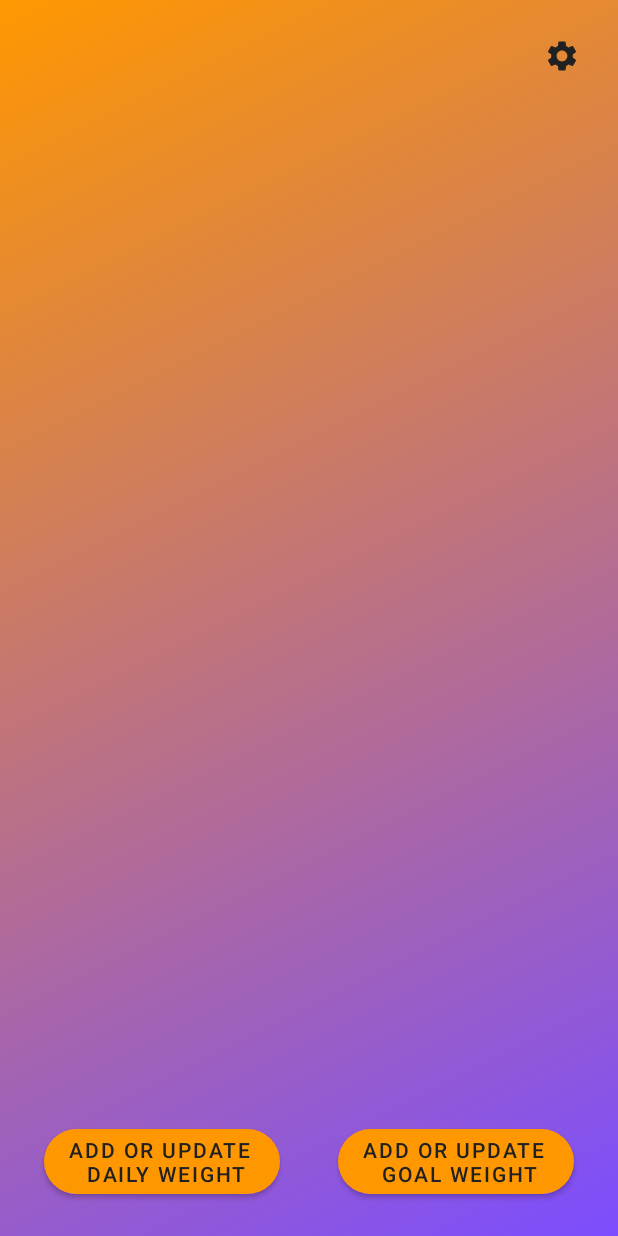
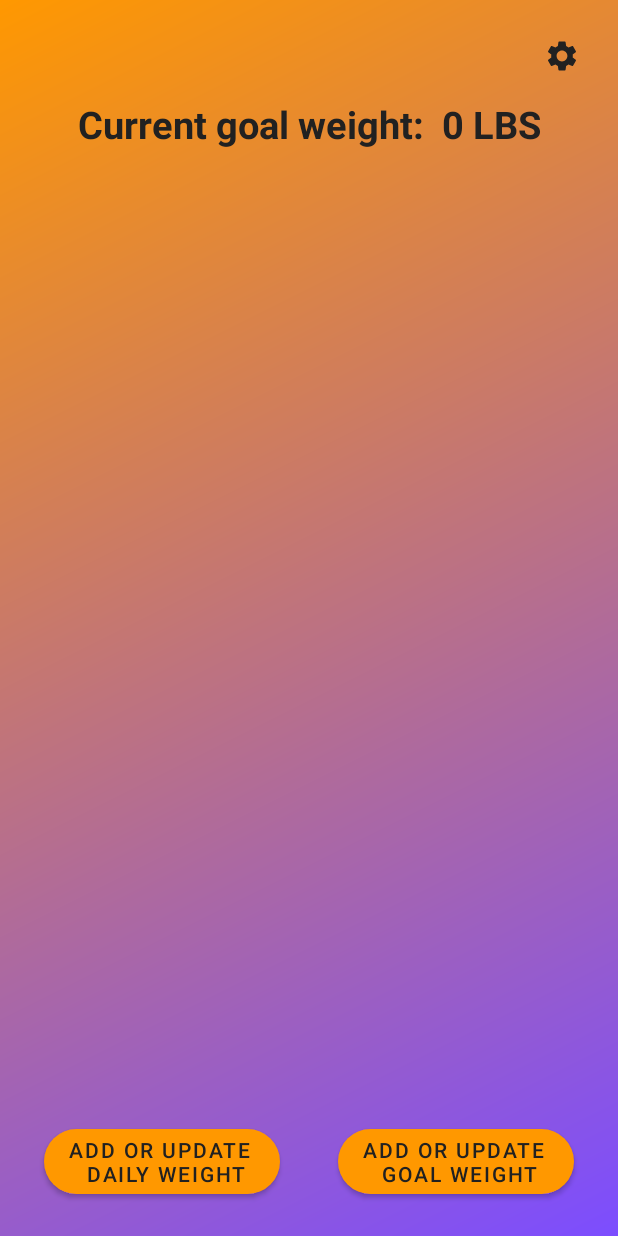
Before and after one commit to Igthife/Igthife.github.io, an Android app: the MainActivity screen opened directly, with no data from a screen before it, on a phone screen of 412 x 824 dp. Run offline under Robolectric (Android 15) with nearby library versions, the phone set to English and light mode, and no system bars; our stand-ins replace Firebase (no records; nobody signed in at launch, a user with empty details on screens opened directly), Room's generated code; libraries missing offline, so code that uses them is left out: org.checkerframework.checker.

Commit message:
Main Goal Weight function

```diff
--- a/CS360ArtifactSamuelHemond/app/src/main/java/com/example/cs360project3samuelhemond/MainActivity.java
+++ b/CS360ArtifactSamuelHemond/app/src/main/java/com/example/cs360project3samuelhemond/MainActivity.java
@@ -9,6 +9,7 @@ import androidx.drawerlayout.widget.DrawerLayout;
 import androidx.recyclerview.widget.LinearLayoutManager;
 import androidx.recyclerview.widget.RecyclerView;
 
+import android.annotation.SuppressLint;
 import android.content.Context;
 import android.content.Intent;
 import android.content.pm.PackageManager;
@@ -95,7 +96,7 @@ public class MainActivity extends AppCompatActivity implements NavigationView.On
     private int fetchAccentColor() {
         TypedValue typedValue = new TypedValue();
 
-        TypedArray a = this.obtainStyledAttributes(typedValue.data, new int[] { com.google.android.material.R.attr.colorContainer });
+        @SuppressLint("PrivateResource") TypedArray a = this.obtainStyledAttributes(typedValue.data, new int[] { com.google.android.material.R.attr.colorContainer });
         int color = a.getColor(0, 0);
 
         a.recycle();
@@ -108,8 +109,24 @@ public class MainActivity extends AppCompatActivity implements NavigationView.On
     protected void onResume() {
         super.onResume();
         //set user goal weight to text view
-        String goalWeight = getString(R.string.goal_weight) + weightRepository.getGoalWeightByUserId(userID).getWeight() + getString(R.string.goal_weight2);
-        goalWeightTextView.setText(goalWeight);
+        //String goalWeight = getString(R.string.goal_weight) + weightRepository.getGoalWeightByUserId(userID).getWeight() + getString(R.string.goal_weight2);
+        //goalWeightTextView.setText(goalWeight);
+
+        //get firebase database
+        database = FirebaseDatabase.getInstance();
+        myRef = database.getReference(userID.toString());
+
+        //updates current goal weight textView from
+        // firebase if online and by local database if offline
+        if(isNetworkAvailable(this)){
+            getData();
+        }else{
+            String goalWeight = getString(R.string.goal_weight) +
+                    weightRepository.getGoalWeightByUserId(userID).getWeight() +
+                    getString(R.string.goal_weight2);
+
+            goalWeightTextView.setText(goalWeight);
+        }
 
         //setup and use methods for the recyclerview
         weights = new ArrayList<>();
@@ -224,8 +241,15 @@ public class MainActivity extends AppCompatActivity implements NavigationView.On
             public void onDataChange(@NonNull DataSnapshot dataSnapshot) {
                 // Get Long class and use it to set current goal weight textView
                 Long goalWeightFirebase = dataSnapshot.getValue(Long.class);
-                goalWeightTextView.setText(getString(R.string.current_goal_weight) + goalWeightFirebase + getString(R.string.goal_weight2));
 
+                //replace null with 0
+                if(goalWeightFirebase == null){
+                    goalWeightFirebase = 0L;
+                    myRef.setValue(0);
+                }
+                //set textview text
+                String goalWeight = getString(R.string.current_goal_weight) + goalWeightFirebase + getString(R.string.goal_weight2);
+                goalWeightTextView.setText(goalWeight);
             }
 
 
```
Also changed, not shown: CS360ArtifactSamuelHemond/app/src/main/java/com/example/cs360project3samuelhemond/GoalWeightActivity.java (+7 -0 lines), CS360ArtifactSamuelHemond/app/src/main/java/com/example/cs360project3samuelhemond/RegisterUserActivity.java (+10 -9 lines).
